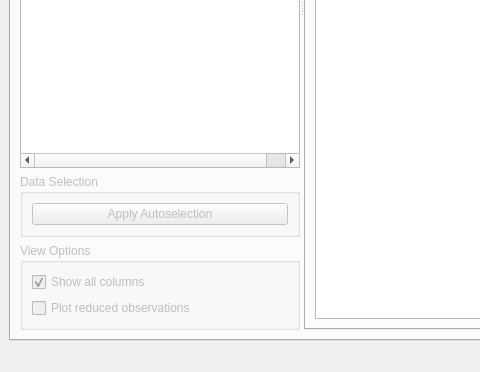
Before: the Qt Designer form gravtools/gui/MainWindow.ui in ahellers/GravTools, drawn with Qt 5; both pictures show x 0 to 480 and y 357 to 729 of the 1403 by 729 pixel window.
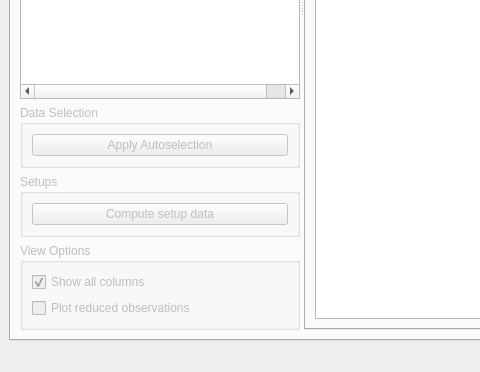
After: the same form once the commit is applied. Custom widgets are drawn as their Qt base class.

The edit to the form file:
```diff
--- a/gravtools/gui/MainWindow.ui
+++ b/gravtools/gui/MainWindow.ui
@@ -221,6 +221,28 @@
               </layout>
              </widget>
             </item>
+            <item>
+             <widget class="QGroupBox" name="groupBox_obs_setups">
+              <property name="enabled">
+               <bool>false</bool>
+              </property>
+              <property name="title">
+               <string>Setups</string>
+              </property>
+              <layout class="QVBoxLayout" name="verticalLayout_11">
+               <item>
+                <widget class="QPushButton" name="pushButton_obs_comp_setup_data">
+                 <property name="toolTip">
+                  <string>Combine all observations per setup in oder to compute a singel pseudo observation.</string>
+                 </property>
+                 <property name="text">
+                  <string>Compute setup data</string>
+                 </property>
+                </widget>
+               </item>
+              </layout>
+             </widget>
+            </item>
             <item>
              <widget class="QGroupBox" name="groupBox_obs_view_options">
               <property name="enabled">
```
Left out of the diff: 3 changed lines with no effect on the pictures.
